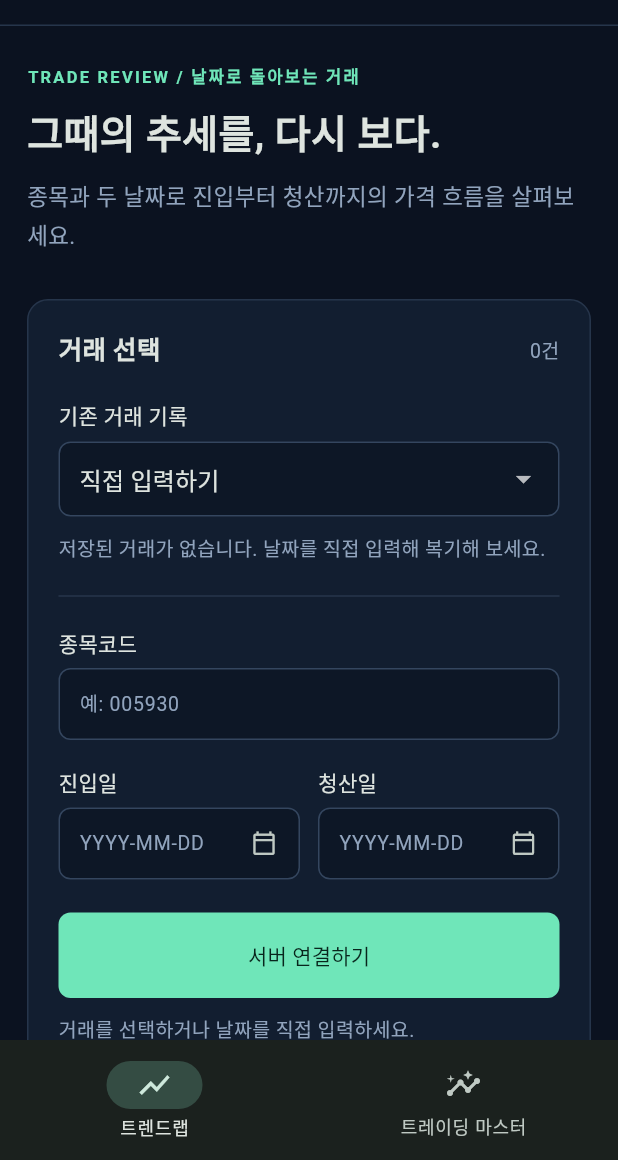
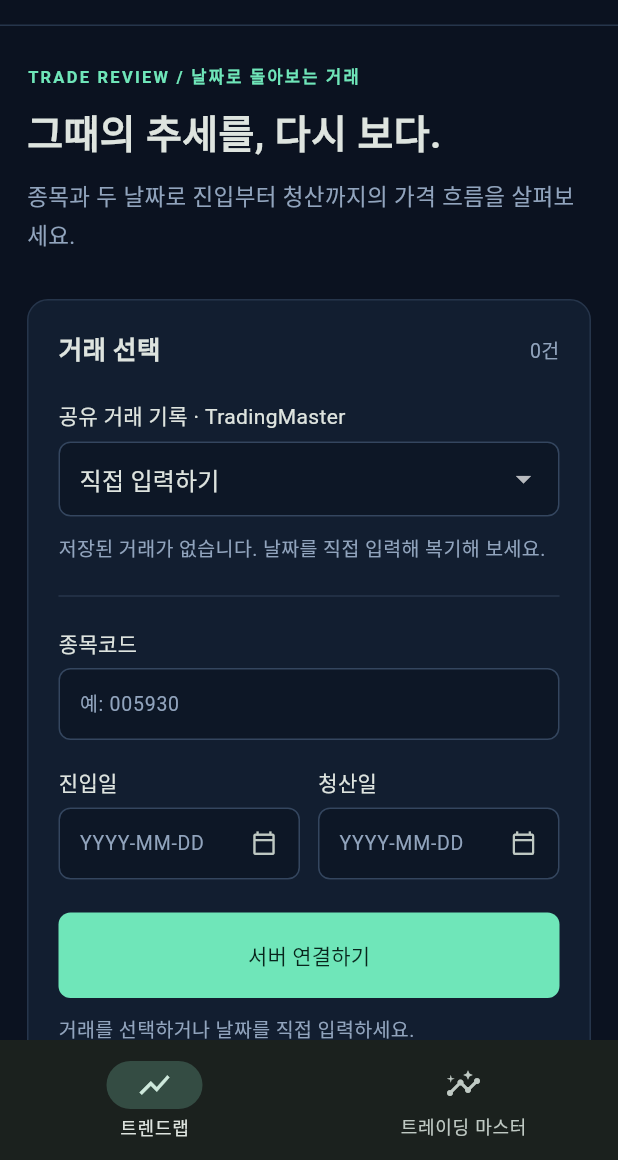
Before and after one commit to hbb7896/my-trading-app, a Flutter app: the AppWorkspace screen opened directly, on a phone screen of 412 x 824 dp, the part 76-1236 px from its top. Run offline on Flutter 3.47's test engine with Material 3 defaults, Android fonts, the phone set to English and light mode, and no system bars; our stand-ins replace shared_preferences, supabase_flutter; missing offline and left inert: file_selector; accounts and stored records are empty; network calls fail.

Commit message:
Refresh shared trades across Trend Lab and TradingMaster

```diff
--- a/apps/trend_lab_flutter/lib/api.dart
+++ b/apps/trend_lab_flutter/lib/api.dart
@@ -1,10 +1,12 @@
 import 'dart:convert';
+
+import 'package:flutter/foundation.dart';
 
 import 'package:http/http.dart' as http;
 
 import 'trade.dart';
 
-class TradingApi {
+class TradingApi extends ChangeNotifier {
   final String baseUrl, token;
   final String Function()? tokenProvider;
   TradingApi(this.baseUrl, this.token, {this.tokenProvider});
@@ -26,6 +28,10 @@ class TradingApi {
       final data = jsonDecode(response.body);
       if (response.statusCode >= 400) {
         throw Exception(data['error'] ?? '서버 요청 실패');
+      }
+      if (method != 'GET' &&
+          (path.startsWith('/api/trades') || path.endsWith('/commit'))) {
+        notifyListeners();
       }
       return data;
     } on FormatException {
--- a/apps/trend_lab_flutter/lib/app_workspace.dart
+++ b/apps/trend_lab_flutter/lib/app_workspace.dart
@@ -16,12 +16,16 @@ class _AppWorkspaceState extends State<AppWorkspace> {
   int selected = 0;
   @override
   Widget build(BuildContext context) => Scaffold(
-    body: selected == 0
-        ? JournalScreen(
-            initialApi: widget.api,
-            openMaster: () => setState(() => selected = 1),
-          )
-        : TradingMasterScreen(api: widget.api),
+    body: IndexedStack(
+      index: selected,
+      children: [
+        JournalScreen(
+          initialApi: widget.api,
+          openMaster: () => setState(() => selected = 1),
+        ),
+        TradingMasterScreen(api: widget.api),
+      ],
+    ),
     bottomNavigationBar: NavigationBar(
       selectedIndex: selected,
       onDestinationSelected: (value) => setState(() => selected = value),
--- a/apps/trend_lab_flutter/lib/main.dart
+++ b/apps/trend_lab_flutter/lib/main.dart
@@ -94,16 +94,20 @@ class _JournalScreenState extends State<JournalScreen>
     super.initState();
     WidgetsBinding.instance.addObserver(this);
     api = widget.initialApi;
+    api?.addListener(sharedRecordsChanged);
     if (api != null) Future.microtask(refresh);
     timer = Timer.periodic(const Duration(seconds: 30), (_) => refresh());
   }
 
   @override
   void dispose() {
+    api?.removeListener(sharedRecordsChanged);
     timer?.cancel();
     WidgetsBinding.instance.removeObserver(this);
     super.dispose();
   }
+
+  void sharedRecordsChanged() => refresh();
 
   @override
   void didChangeAppLifecycleState(AppLifecycleState state) {
--- a/apps/trend_lab_flutter/lib/sites_review.dart
+++ b/apps/trend_lab_flutter/lib/sites_review.dart
@@ -273,7 +273,10 @@ class _SitesReviewState extends State<SitesReview> {
             ],
           ),
           const SizedBox(height: 20),
-          const Text('기존 거래 기록', style: TextStyle(fontSize: 14)),
+          const Text(
+            '공유 거래 기록 · TradingMaster',
+            style: TextStyle(fontSize: 14),
+          ),
           const SizedBox(height: 7),
           DropdownButtonFormField<String>(
             key: ValueKey(current),
@@ -515,7 +518,10 @@ class _SitesReviewState extends State<SitesReview> {
                           value: 'sample',
                           child: Text('샘플 보기'),
                         ),
-                        const PopupMenuItem(value: 'new', child: Text('거래 기록')),
+                        const PopupMenuItem(
+                          value: 'new',
+                          child: Text('공유 거래 추가'),
+                        ),
                         const PopupMenuItem(
                           value: 'import',
                           child: Text('기존 기록 가져오기'),
--- a/apps/trend_lab_flutter/lib/trading_master.dart
+++ b/apps/trend_lab_flutter/lib/trading_master.dart
@@ -67,6 +67,7 @@ class _TradingMasterScreenState extends State<TradingMasterScreen>
   void initState() {
     super.initState();
     api = widget.api;
+    api?.addListener(sharedRecordsChanged);
     trades = widget.initialTrades;
     demo = trades.isEmpty;
     WidgetsBinding.instance.addObserver(this);
@@ -76,10 +77,13 @@ class _TradingMasterScreenState extends State<TradingMasterScreen>
 
   @override
   void dispose() {
+    api?.removeListener(sharedRecordsChanged);
     timer?.cancel();
     WidgetsBinding.instance.removeObserver(this);
     super.dispose();
   }
+
+  void sharedRecordsChanged() => refresh();
 
   @override
   void didChangeAppLifecycleState(AppLifecycleState state) {
```
Also changed, not shown: 1 other file.
